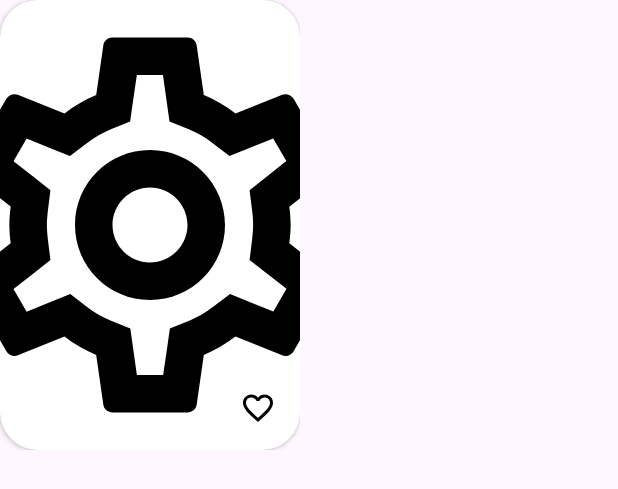
After one commit to harunuyan/Wallhalla, an Android app: the layout item_feed.xml on its own in the app's theme, with its tools: preview values and no code run, on a phone screen of 412 x 824 dp. The commit adds this screen. Shown: the top 489 px of the screen. Run offline under Robolectric (Android 15) with nearby library versions, the phone set to English and light mode, and no system bars.

Commit message:
Designed recycler view item layout

```diff
--- a/app/src/main/res/layout/activity_main.xml
+++ b/app/src/main/res/layout/activity_main.xml
@@ -16,7 +16,7 @@
         android:layout_marginEnd="1dp"
         android:layout_marginBottom="1dp"
         app:defaultNavHost="true"
-        app:layout_constraintBottom_toTopOf="@id/bottom_nav_view"
+        app:layout_constraintBottom_toBottomOf="parent"
         app:layout_constraintEnd_toEndOf="parent"
         app:layout_constraintStart_toStartOf="parent"
         app:layout_constraintTop_toTopOf="parent"
@@ -31,7 +31,6 @@
         app:layout_constraintBottom_toBottomOf="parent"
         app:layout_constraintEnd_toEndOf="parent"
         app:layout_constraintStart_toStartOf="parent"
-        app:layout_constraintTop_toBottomOf="@id/nav_host_fragment"
         app:menu="@menu/bottom_nav_menu" />
 
 </androidx.constraintlayout.widget.ConstraintLayout>
--- /dev/null
+++ b/app/src/main/res/layout/item_feed.xml
@@ -0,0 +1,32 @@
+<?xml version="1.0" encoding="utf-8"?>
+<androidx.constraintlayout.widget.ConstraintLayout xmlns:android="http://schemas.android.com/apk/res/android"
+    xmlns:app="http://schemas.android.com/apk/res-auto"
+    android:layout_width="wrap_content"
+    android:layout_height="wrap_content">
+
+    <androidx.cardview.widget.CardView
+        android:id="@+id/cv_feed_item"
+        android:layout_width="200dp"
+        android:layout_height="300dp"
+        app:cardCornerRadius="25dp"
+        app:layout_constraintStart_toStartOf="parent"
+        app:layout_constraintTop_toTopOf="parent">
+
+        <ImageView
+            android:id="@+id/iv_feed_item"
+            android:layout_width="match_parent"
+            android:layout_height="match_parent"
+            android:scaleType="centerCrop"
+            android:src="@drawable/ic_setting" />
+
+        <ImageView
+            android:id="@+id/iv_feed_item_fav"
+            android:layout_width="24dp"
+            android:layout_height="24dp"
+            android:layout_gravity="end|bottom"
+            android:layout_margin="16dp"
+            android:src="@drawable/ic_fav" />
+
+    </androidx.cardview.widget.CardView>
+
+</androidx.constraintlayout.widget.ConstraintLayout>
```
